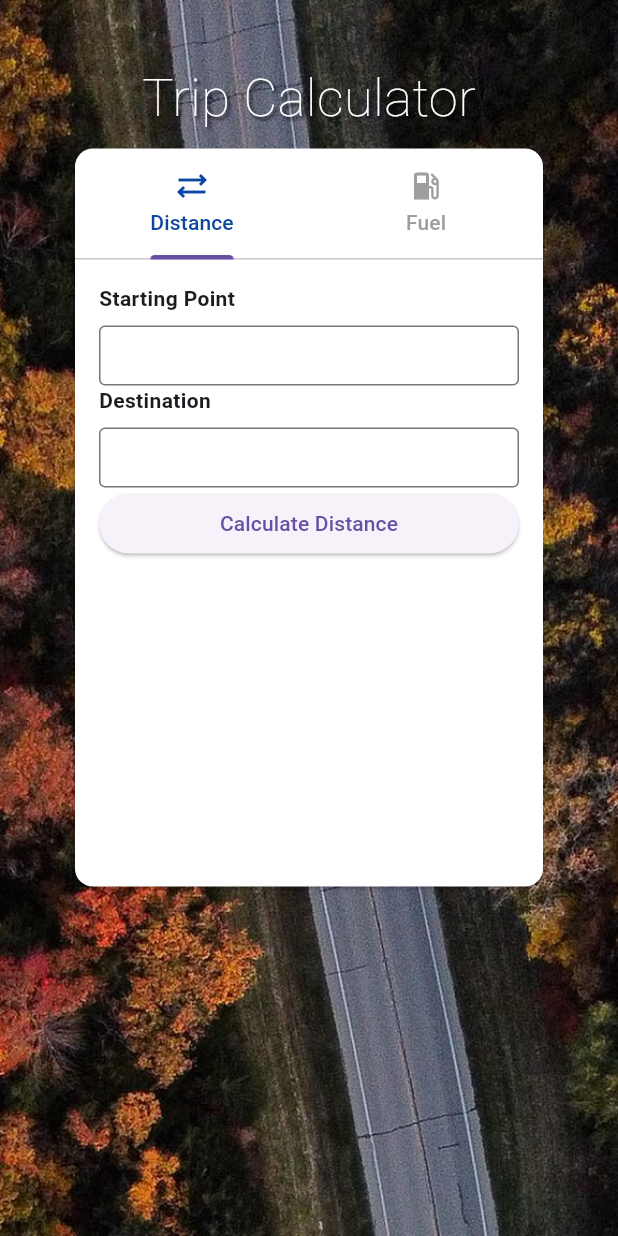
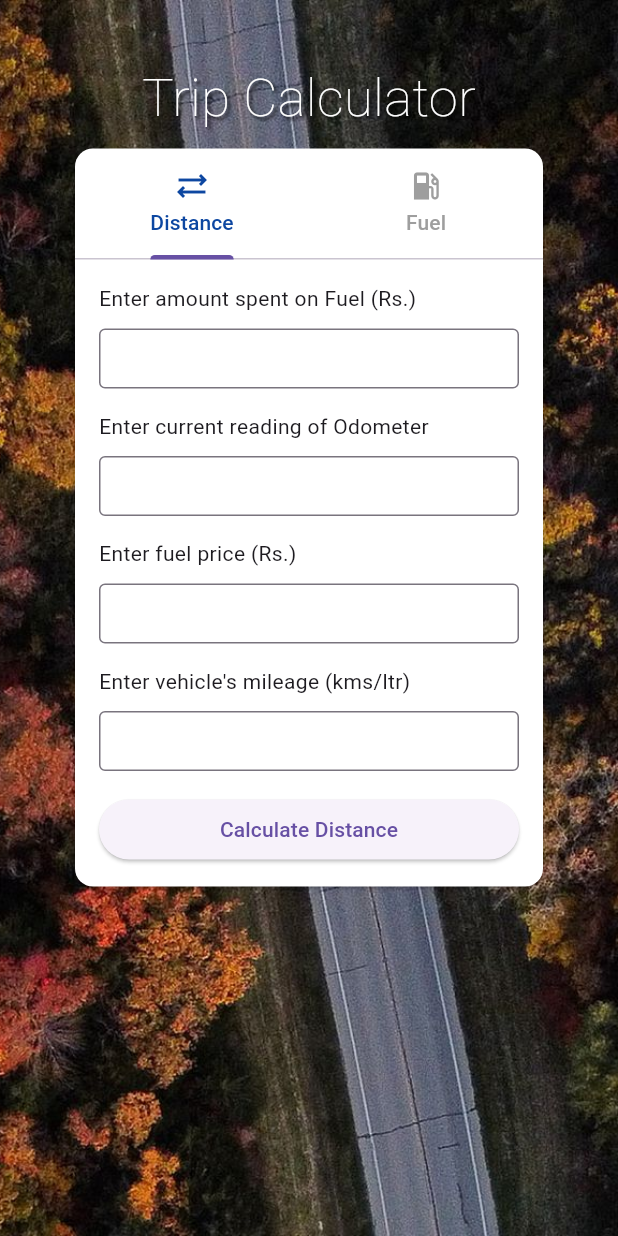
Before and after one commit to PraveenJJ/Trip-Calculator-Flutter, a Flutter app: the screen it shows after launch, on a phone screen of 412 x 824 dp. Run offline on Flutter 3.47's test engine with Material 3 defaults, Android fonts, the phone set to English and light mode, and no system bars.

Commit message:
form for distance 1.1

```diff
--- a/lib/main.dart
+++ b/lib/main.dart
@@ -108,13 +108,16 @@ class _MyHomePageState extends State<MyHomePage>
                                 crossAxisAlignment: CrossAxisAlignment.stretch,
                                 children: [
                                   buildLabeledTextField(
-                                      label: 'Starting Point'),
-                                  buildLabeledTextField(label: 'Destination'),
+                                      label: 'Enter amount spent on Fuel (Rs.)'),
+                                  buildLabeledTextField(label: 'Enter current reading of Odometer'),
+                                  buildLabeledTextField(
+                                      label: 'Enter fuel price (Rs.)'),
+                                  buildLabeledTextField(label: "Enter vehicle's mileage (kms/ltr)"),
                                   ElevatedButton(
                                     onPressed: () {
                                       // Handle form submission
                                     },
-                                    child: Text('Calculate Distance'),
+                                    child: const Text('Calculate Distance'),
                                   ),
                                 ],
                               ),
@@ -138,8 +141,8 @@ Widget buildLabeledTextField({required String label}) {
   return Column(
     crossAxisAlignment: CrossAxisAlignment.start,
     children: [
-      Text(label, style: const TextStyle(fontWeight: FontWeight.bold)),
-      const SizedBox(height: 8.0),
+      Text(label, style: const TextStyle(fontWeight: FontWeight.normal)),
+      const SizedBox(height: 10.0),
       SizedBox(
         height: 40.0, // Set the desired height here
         child: TextFormField(
@@ -149,6 +152,7 @@ Widget buildLabeledTextField({required String label}) {
           // Add any necessary validation or controller properties
         ),
       ),
+      const SizedBox(height: 15.0),
     ],
   );
 }
```
